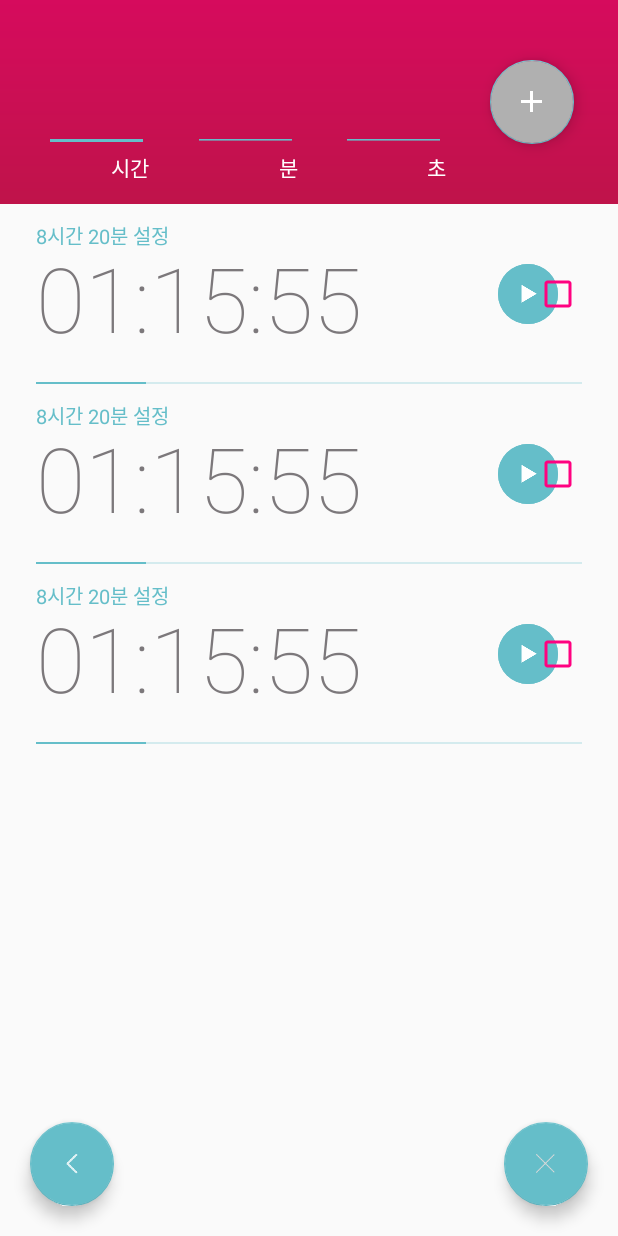
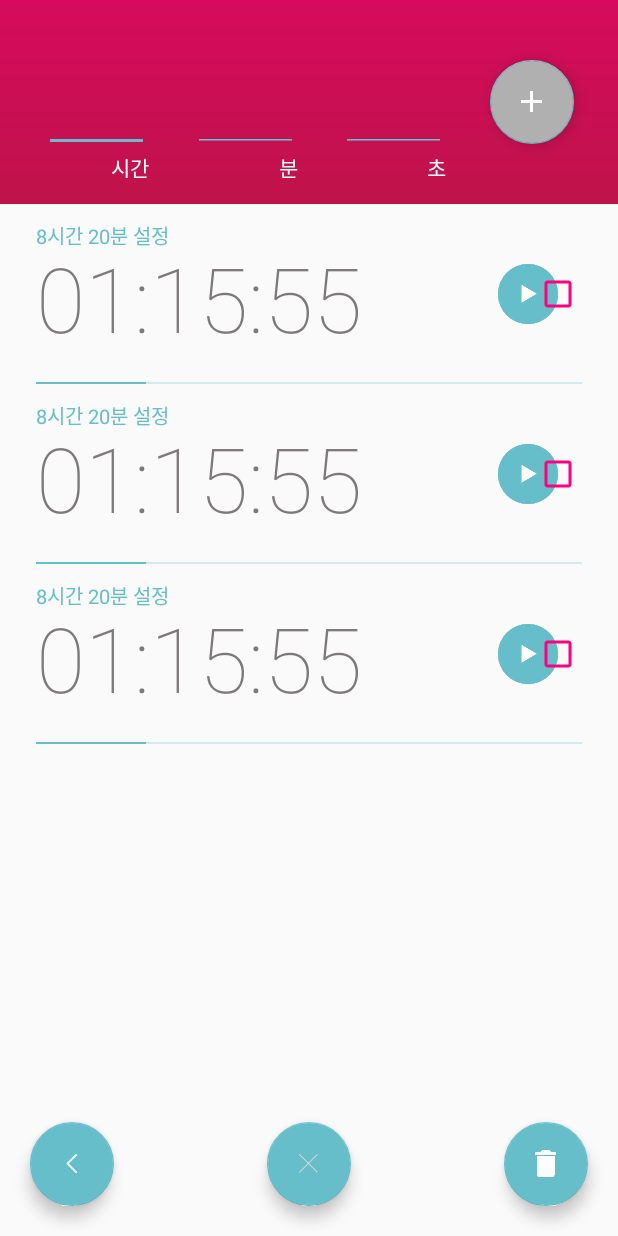
Before and after one commit to triplej0619/MimiAlarm, an Android app: the layout fragment_timer.xml on its own in the app's theme, with its tools: preview values and no code run, on a phone screen of 412 x 824 dp. Run offline under Robolectric (Android 15) with nearby library versions, the phone set to English and light mode, and no system bars; Roboto replaces fonts that are not available here.

Commit message:
알람, 타이머 목록 : 전체 삭제 기능 추가

```diff
--- a/app/src/main/res/layout/fragment_timer.xml
+++ b/app/src/main/res/layout/fragment_timer.xml
@@ -150,11 +150,25 @@
                 android:layout_height="wrap_content" />
 
             <android.support.design.widget.FloatingActionButton
+                app:clickEvent="@{timerViewModel.deleteAllCommand}"
+                app:rippleColor="#FFF"
+                android:id="@+id/deleteAll"
+                android:visibility="@{timerViewModel.deleteMode ? View.VISIBLE : View.GONE}"
+                android:src="@drawable/icn_x"
+                android:clickable="true"
+                android:layout_marginLeft="24dp"
+                android:layout_margin="20dp"
+                android:layout_alignParentBottom="true"
+                android:layout_centerHorizontal="true"
+                android:layout_width="wrap_content"
+                android:layout_height="wrap_content" />
+
+            <android.support.design.widget.FloatingActionButton
                 app:clickEvent="@{timerViewModel.deleteTimersCommand}"
                 app:rippleColor="#FFF"
                 android:id="@+id/delete"
                 android:visibility="@{timerViewModel.deleteMode ? View.VISIBLE : View.GONE}"
-                android:src="@drawable/icn_x"
+                android:src="@drawable/icn_trash"
                 android:clickable="true"
                 android:layout_marginRight="24dp"
                 android:layout_margin="20dp"
```
Also changed, not shown: app/src/main/java/com/mimi/mimialarm/core/presentation/viewmodel/AlarmViewModel.kt (+21 -1 lines), app/src/main/java/com/mimi/mimialarm/core/presentation/viewmodel/TimerViewModel.kt (+21 -1 lines), app/src/main/res/layout/fragment_alarm.xml (+15 -1 lines).
